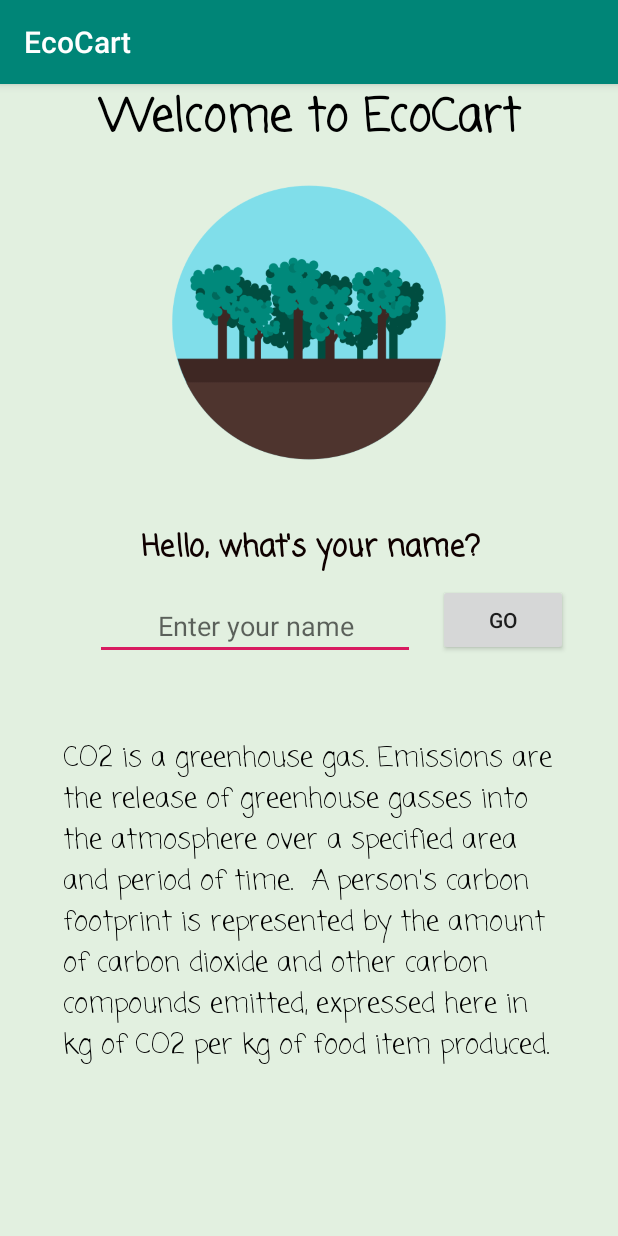
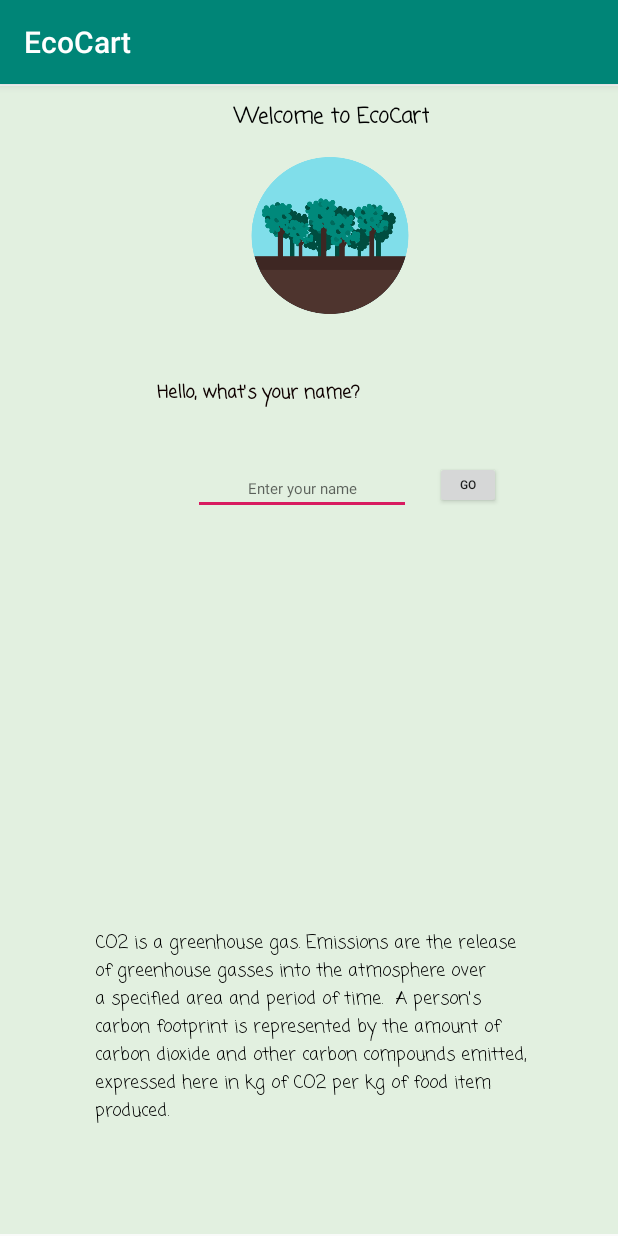
Before and after one commit to MarissaSalcido/EcoCart, an Android app: the screen it shows after launch (StartActivity), on a phone screen of 412 x 824 dp. Run offline under Robolectric (Android 15) with nearby library versions, the phone set to English and light mode, and no system bars.

Commit message:
changed layouts
changed layouts

```diff
--- a/app/src/main/res/layout/start_page.xml
+++ b/app/src/main/res/layout/start_page.xml
@@ -3,42 +3,48 @@
     xmlns:app="http://schemas.android.com/apk/res-auto"
     android:layout_width="match_parent"
     android:layout_height="match_parent"
+    android:layout_marginTop="1sp"
+    android:layout_marginBottom="1sp"
     android:background="#E2F0E0"
     android:orientation="vertical">
 
     <TextView
         android:id="@+id/textView"
-        android:layout_width="match_parent"
+        android:layout_width="wrap_content"
         android:layout_height="wrap_content"
+        android:layout_alignParentEnd="true"
+        android:layout_marginTop="10sp"
+        android:layout_marginEnd="126dp"
         android:fontFamily="casual"
         android:gravity="center"
         android:text="Welcome to EcoCart"
         android:textColor="#000000"
-        android:textSize="30sp"
+        android:textSize="14sp"
         android:textStyle="bold" />
 
     <ImageView
         android:id="@+id/imageView2"
-        android:layout_width="208dp"
-        android:layout_height="210dp"
-        android:layout_below="@+id/textView"
-        android:layout_centerHorizontal="true"
-        android:layout_marginTop="8dp"
+        android:layout_width="185dp"
+        android:layout_height="119dp"
+        android:layout_alignParentEnd="true"
+        android:layout_marginTop="40sp"
+        android:layout_marginEnd="99dp"
         app:srcCompat="@drawable/tree_icon" />
 
     <EditText
         android:id="@+id/nameInput"
-        android:layout_width="wrap_content"
+        android:layout_width="145dp"
         android:layout_height="wrap_content"
         android:layout_below="@+id/textView2"
         android:layout_alignParentEnd="true"
         android:layout_centerInParent="true"
-        android:layout_marginTop="14dp"
-        android:layout_marginEnd="135dp"
+        android:layout_marginTop="37dp"
+        android:layout_marginEnd="138dp"
         android:ems="10"
         android:gravity="center"
         android:hint="Enter your name"
-        android:inputType="textPersonName" />
+        android:inputType="textPersonName"
+        android:textSize="10sp" />
 
     <TextView
         android:id="@+id/textView2"
@@ -47,40 +53,39 @@
         android:layout_below="@+id/imageView2"
         android:layout_alignParentStart="true"
         android:layout_centerHorizontal="true"
-        android:layout_marginStart="62dp"
-        android:layout_marginTop="30dp"
+        android:layout_marginStart="27dp"
+        android:layout_marginTop="36dp"
         android:fontFamily="casual"
         android:gravity="center"
         android:text="Hello, what's your name?"
         android:textColor="#0F0000"
-        android:textSize="20sp"
+        android:textSize="12sp"
         android:textStyle="bold" />
 
     <Button
         android:id="@+id/goButton"
-        android:layout_width="66dp"
-        android:layout_height="wrap_content"
+        android:layout_width="44dp"
+        android:layout_height="32dp"
         android:layout_alignTop="@+id/nameInput"
         android:layout_alignParentEnd="true"
-        android:layout_marginStart="-120dp"
-        android:layout_marginTop="-5dp"
-        android:layout_marginEnd="33dp"
-        android:layout_toEndOf="@+id/nameInput"
-        android:text="Go" />
+        android:layout_marginTop="-1dp"
+        android:layout_marginEnd="78dp"
+        android:text="Go"
+        android:textSize="8sp" />
 
     <TextView
         android:id="@+id/CO2_DEF"
-        android:layout_width="330dp"
-        android:layout_height="wrap_content"
-        android:layout_below="@+id/textView2"
-        android:layout_alignStart="@+id/nameInput"
-        android:layout_alignEnd="@+id/goButton"
-        android:layout_marginStart="-21dp"
-        android:layout_marginTop="111dp"
-        android:layout_marginEnd="5dp"
+        android:layout_width="304dp"
+        android:layout_height="146dp"
+        android:layout_alignParentStart="true"
+        android:layout_alignParentEnd="true"
+        android:layout_alignParentBottom="true"
+        android:layout_marginStart="63dp"
+        android:layout_marginEnd="44dp"
+        android:layout_marginBottom="57dp"
         android:fontFamily="casual"
         android:text="CO2 is a greenhouse gas. Emissions are the release of greenhouse gasses into the atmosphere over a specified area and period of time.  A person's carbon footprint is represented by the amount of carbon dioxide and other carbon compounds emitted, expressed here in kg of CO2 per kg of food item produced."
         android:textColor="@android:color/black"
-        android:textSize="18sp" />
+        android:textSize="12sp" />
 
 </RelativeLayout>
```
Also changed, not shown: app/src/main/res/layout/activity_main.xml (+20 -23 lines), app/src/main/res/layout/activity_shopping_cart.xml (+5 -5 lines), app/src/main/res/layout/category.xml (+10 -10 lines), app/src/main/res/layout/food.xml (+12 -12 lines).
